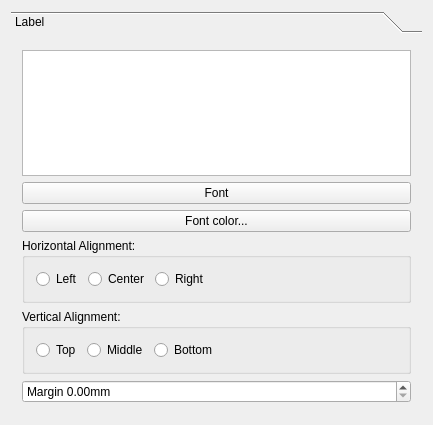
kadas-albireo/kadas-albireo, file src/ui/qgscomposerlabelwidgetbase.ui: the form before one commit.
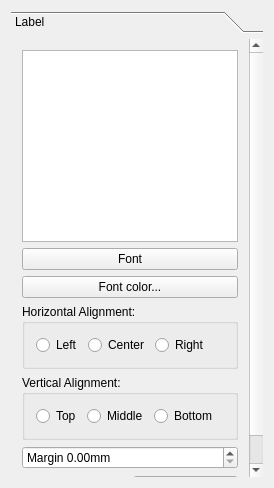
The form after the commit.

Commit message: [FEATURE]: Initial support for rotation in composer label

Patch:
```diff
--- a/src/ui/qgscomposerlabelwidgetbase.ui
+++ b/src/ui/qgscomposerlabelwidgetbase.ui
@@ -6,8 +6,8 @@
    <rect>
     <x>0</x>
     <y>0</y>
-    <width>433</width>
-    <height>425</height>
+    <width>274</width>
+    <height>488</height>
    </rect>
   </property>
   <property name="sizePolicy">
@@ -30,42 +30,29 @@
        <rect>
         <x>0</x>
         <y>0</y>
-        <width>415</width>
-        <height>378</height>
+        <width>256</width>
+        <height>444</height>
        </rect>
       </property>
       <attribute name="label">
        <string>Label</string>
       </attribute>
       <layout class="QGridLayout" name="gridLayout">
-       <item row="0" column="0">
+       <item row="0" column="0" colspan="2">
         <widget class="QTextEdit" name="mTextEdit">
          <property name="lineWrapMode">
           <enum>QTextEdit::NoWrap</enum>
          </property>
         </widget>
        </item>
-       <item row="1" column="0">
-        <widget class="QPushButton" name="mFontButton">
-         <property name="sizePolicy">
-          <sizepolicy hsizetype="Preferred" vsizetype="Fixed">
-           <horstretch>0</horstretch>
-           <verstretch>0</verstretch>
-          </sizepolicy>
-         </property>
-         <property name="text">
-          <string>Font</string>
-         </property>
-        </widget>
-       </item>
-       <item row="2" column="0">
+       <item row="2" column="0" colspan="2">
         <widget class="QPushButton" name="mFontColorButton">
          <property name="text">
           <string>Font color...</string>
          </property>
         </widget>
        </item>
-       <item row="3" column="0">
+       <item row="3" column="0" colspan="2">
         <widget class="QGroupBox" name="buttonGroup1">
          <property name="title">
           <string>Horizontal Alignment:</string>
@@ -111,7 +98,7 @@
          </layout>
         </widget>
        </item>
-       <item row="4" column="0">
+       <item row="4" column="0" colspan="2">
         <widget class="QGroupBox" name="buttonGroup2">
          <property name="title">
           <string>Vertical Alignment:</string>
@@ -154,7 +141,7 @@
          </layout>
         </widget>
        </item>
-       <item row="6" column="0">
+       <item row="5" column="0" colspan="2">
         <widget class="QDoubleSpinBox" name="mMarginDoubleSpinBox">
          <property name="prefix">
           <string>Margin </string>
@@ -164,6 +151,45 @@
          </property>
         </widget>
        </item>
+       <item row="6" column="0">
+        <widget class="QLabel" name="mRotationLabel">
+         <property name="sizePolicy">
+          <sizepolicy hsizetype="Minimum" vsizetype="Preferred">
+           <horstretch>0</horstretch>
+           <verstretch>0</verstretch>
+          </sizepolicy>
+         </property>
+         <property name="text">
+          <string>Rotation</string>
+         </property>
+         <property name="wordWrap">
+          <bool>true</bool>
+         </property>
+         <property name="buddy">
+          <cstring>mRotationSpinBox</cstring>
+         </property>
+        </widget>
+       </item>
+       <item row="6" column="1">
+        <widget class="QDoubleSpinBox" name="mRotationSpinBox">
+         <property name="maximum">
+          <double>360.000000000000000</double>
+         </property>
+        </widget>
+       </item>
+       <item row="1" column="0" colspan="2">
+        <widget class="QPushButton" name="mFontButton">
+         <property name="sizePolicy">
+          <sizepolicy hsizetype="Preferred" vsizetype="Fixed">
+           <horstretch>0</horstretch>
+           <verstretch>0</verstretch>
+          </sizepolicy>
+         </property>
+         <property name="text">
+          <string>Font</string>
+         </property>
+        </widget>
+       </item>
       </layout>
      </widget>
     </widget>
```
The commit also changes 4 other files.
